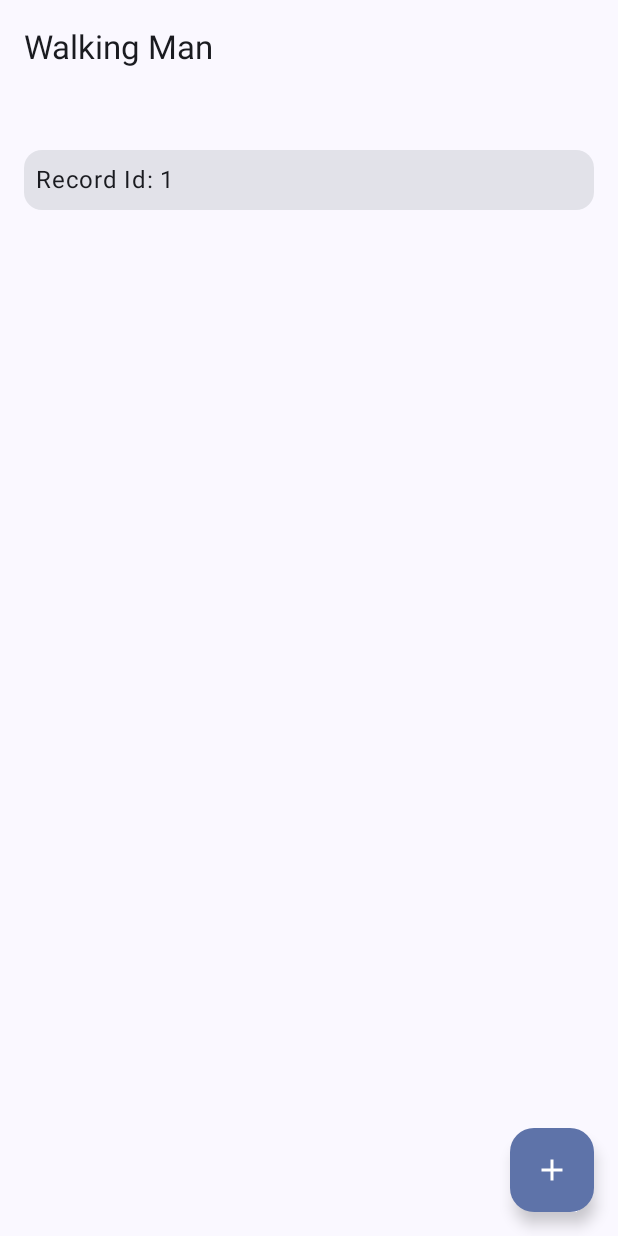
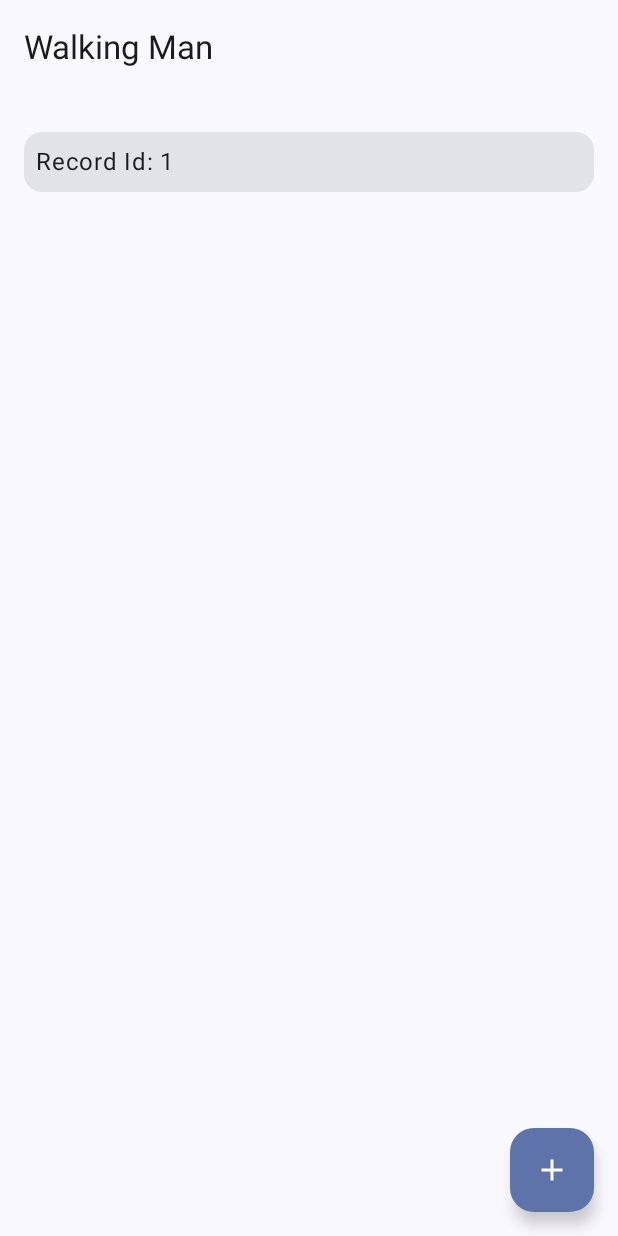
Before and after one commit to BelykhDmitry/Photo-Walker, an Android app built with Jetpack Compose: the composable RecordsScreen shown on its own in the app's theme, on a phone screen of 412 x 824 dp. Run offline under Robolectric (Android 15) with nearby library versions, the phone set to English and light mode, and no system bars; our stand-ins replace Room's generated code.

Commit message:
Add preview for records list, fix paddings

```diff
--- a/app/src/main/java/com/dmitriib/challenge/ui/screens/records/RecordsScreen.kt
+++ b/app/src/main/java/com/dmitriib/challenge/ui/screens/records/RecordsScreen.kt
@@ -29,11 +29,13 @@ import androidx.compose.runtime.SideEffect
 import androidx.compose.runtime.collectAsState
 import androidx.compose.ui.Modifier
 import androidx.compose.ui.platform.LocalContext
+import androidx.compose.ui.tooling.preview.Preview
 import androidx.compose.ui.unit.dp
 import androidx.core.content.ContextCompat
 import androidx.lifecycle.viewmodel.compose.viewModel
 import com.dmitriib.challenge.data.local.RecordItem
 import com.dmitriib.challenge.ui.ViewModelProvider
+import com.dmitriib.challenge.ui.theme.DmitriiBelykhChallengeTheme
 
 @OptIn(ExperimentalMaterial3Api::class)
 @Composable
@@ -118,13 +120,13 @@ fun RecordsList(
 ) {
     LazyColumn(
         modifier = modifier.padding(horizontal = 16.dp),
-        verticalArrangement = Arrangement.spacedBy(16.dp)
+        verticalArrangement = Arrangement.spacedBy(12.dp)
     ) {
-        item { Spacer(modifier = Modifier.height(16.dp)) }
+        item { Spacer(modifier = Modifier.height(8.dp)) }
         items(items) {
             RecordItem(it, { id -> onClick(RecordsUserAction.ItemClick(id)) })
         }
-        item { Spacer(modifier = Modifier.height(16.dp)) }
+        item { Spacer(modifier = Modifier.height(8.dp)) }
     }
 }
 
@@ -165,3 +167,11 @@ fun Fab(
         }
     }
 }
+
+@Preview(showBackground = true, showSystemUi = true)
+@Composable
+fun RecordsScreenPreview() {
+    DmitriiBelykhChallengeTheme {
+        RecordsList(listOf(RecordItem(0), RecordItem(1), RecordItem(2)), {})
+    }
+}
```
